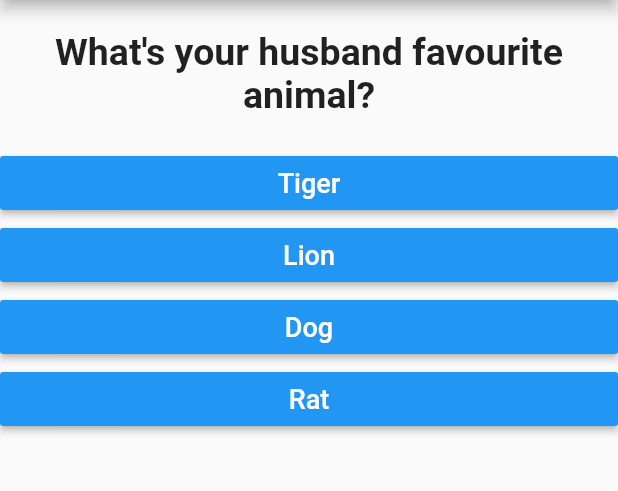
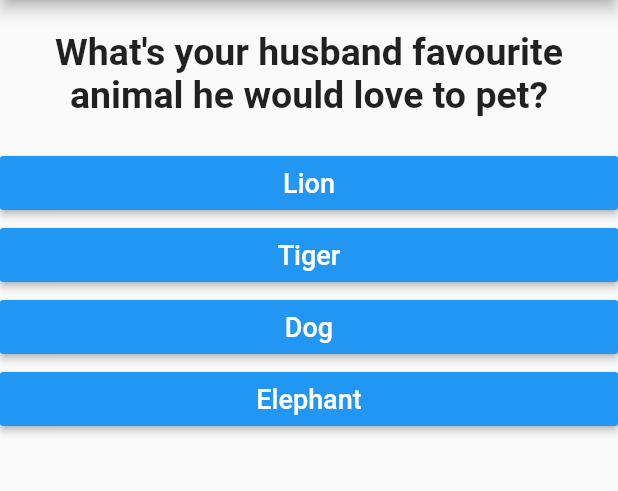
Before and after one commit to aashishtm/flutterquiz, a Flutter app: the screen it shows after launch, after a tap on "Red", on a phone screen of 412 x 824 dp, the part 84-575 px from its top. Run offline on Flutter 3.47's test engine with Material 2 defaults, Android fonts, the phone set to English and light mode, and no system bars.

```diff
--- a/lib/main.dart
+++ b/lib/main.dart
@@ -13,23 +13,25 @@ class MyApp extends StatefulWidget {
 
 class _MyAppState extends State<MyApp> {
   var _index = 0;
+  var _totalScore=0;
   var _questions = [
     {
       'questionText':'What\'s your husband favourite color?',
-      'answerText':['Red', 'Blue', 'Yellow', 'Orange'],
+      'answerText':[{'text':'Red','score':5}, {'text':'Blue','score':10}, {'text':'Yellow','score':0}, {'text':'Orange','score':0}],
     },
     {
-      'questionText':'What\'s your husband favourite animal?',
-      'answerText':['Tiger', 'Lion', 'Dog', 'Rat'],
+      'questionText':'What\'s your husband favourite animal he would love to pet?',
+      'answerText':[{'text':'Lion','score':5}, {'text':'Tiger','score':10}, {'text':'Dog','score':0}, {'text':'Elephant','score':0}],
     },
     {
       'questionText':'What\'s your husband birth year?',
-      'answerText':['1994', '1993', '1995', '1992'],
+      'answerText':[{'text':'1994','score':0}, {'text':'1993','score':10}, {'text':'1995','score':0}, {'text':'1992','score':0}],
     },
   ];
-  void _answered(){
+  void _answered( int score){
     setState(() {
       _index = _index + 1;
+      _totalScore = _totalScore + score;
     });
   }
   @override
@@ -46,8 +48,8 @@ class _MyAppState extends State<MyApp> {
         Quiz(
           questions: _questions,
           index: _index,
-          answered: _answered
-        ) : Result,
+          answered: _answered,
+        ) : Result(_totalScore),
       ),
     );
   }
--- a/lib/quiz.dart
+++ b/lib/quiz.dart
@@ -7,15 +7,19 @@ class Quiz extends StatelessWidget {
   final int index;
   final Function answered;
   @override
-  Quiz({this.questions, this.index, this.answered});
+  Quiz({
+    @required this.questions,
+    @required this.index,
+    @required this.answered
+  });
   Widget build(BuildContext context) {
     return Column(
       children: [
         Question(
           questions[index]['questionText'],
         ),
-        ...(questions[index]['answerText'] as List<String>).map((answer){
-          return Answer(answered, answer);
+        ...(questions[index]['answerText'] as List<Map<String,Object>>).map((answer){
+          return Answer(()=>answered(answer['score']), answer['text']);
         }).toList(),
       ],
     );
```
Also changed, not shown: lib/result.dart (+20 -3 lines).
